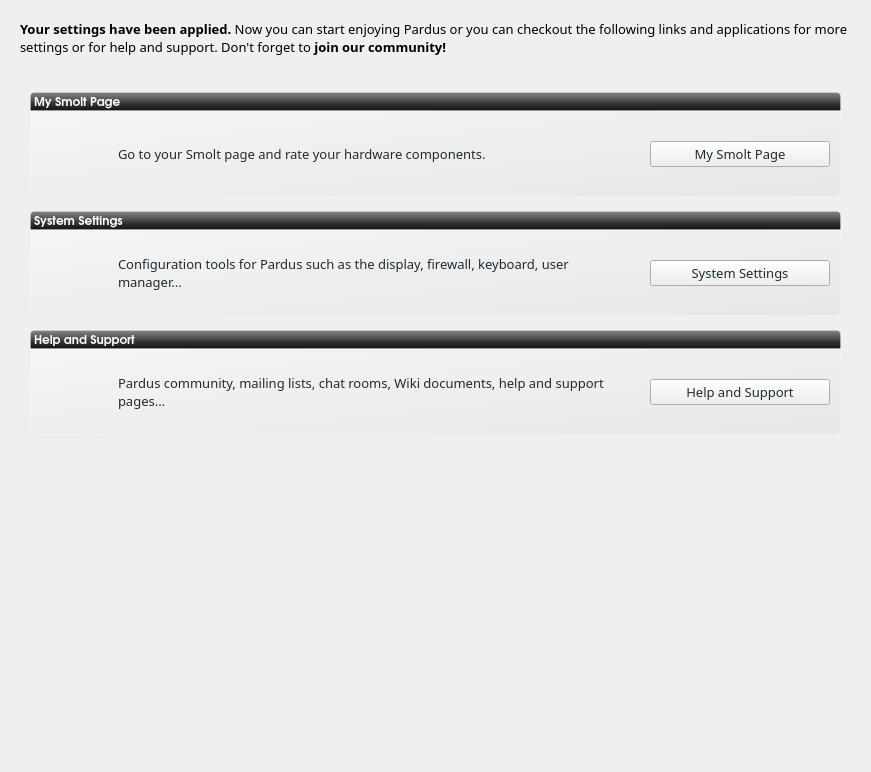
Qt form kde/kaptan/ui/ui_scrGoodbye.ui (pars-linux/uludag) before a commit.
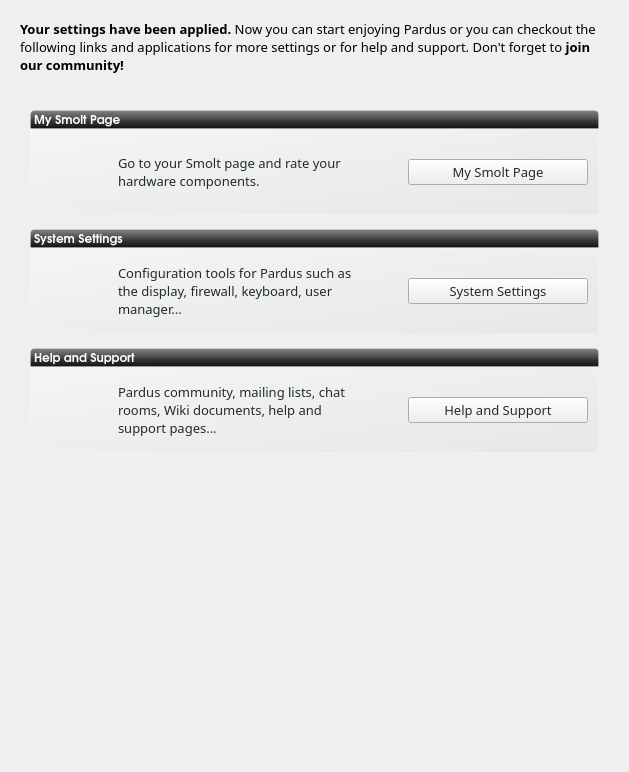
The same form after that commit. Icons and pictures are not drawn.

Commit message: remove horizontal line

```diff
--- a/kde/kaptan/ui/ui_scrGoodbye.ui
+++ b/kde/kaptan/ui/ui_scrGoodbye.ui
@@ -6,7 +6,7 @@
    <rect>
     <x>0</x>
     <y>0</y>
-    <width>871</width>
+    <width>629</width>
     <height>772</height>
    </rect>
   </property>
@@ -75,6 +75,9 @@
      <property name="styleSheet">
       <string notr="true">#scrollArea {background-color: rgba(0, 0, 0, 0);border: 0px}</string>
      </property>
+     <property name="frameShape">
+      <enum>QFrame::NoFrame</enum>
+     </property>
      <property name="widgetResizable">
       <bool>true</bool>
      </property>
@@ -83,8 +86,8 @@
        <rect>
         <x>0</x>
         <y>0</y>
-        <width>831</width>
-        <height>670</height>
+        <width>589</width>
+        <height>653</height>
        </rect>
       </property>
       <property name="styleSheet">
```
